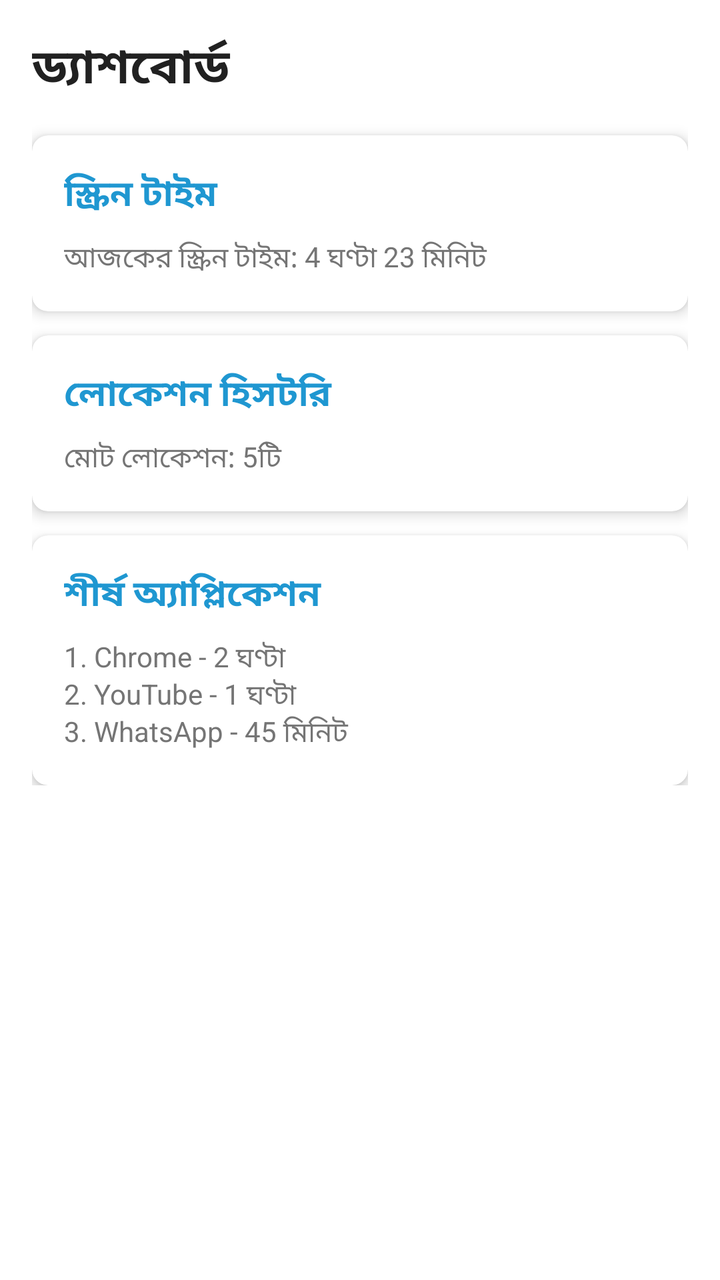
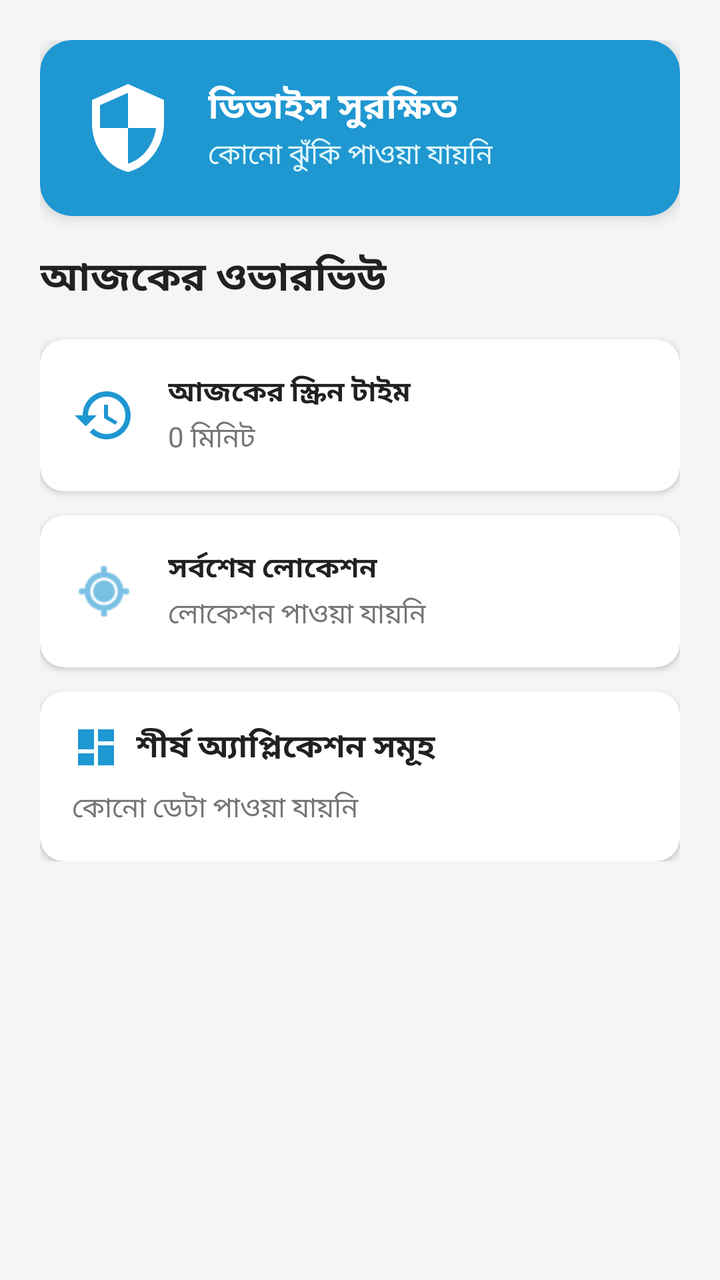

Screens rendered from an Android XML layout before and after an edit, with the pre-edit source and the edit as a unified diff.
<!-- AndroidManifest.xml: application theme Theme.SecurityGuard -->
<!-- res/layout/fragment_dashboard.xml -->
<?xml version="1.0" encoding="utf-8"?>
<ScrollView xmlns:android="http://schemas.android.com/apk/res/android"
    xmlns:app="http://schemas.android.com/apk/res-auto"
    android:layout_width="match_parent"
    android:layout_height="match_parent">

    <LinearLayout
        android:layout_width="match_parent"
        android:layout_height="wrap_content"
        android:orientation="vertical"
        android:padding="16dp">

        <TextView
            android:id="@+id/dashboard_title"
            android:layout_width="match_parent"
            android:layout_height="wrap_content"
            android:text="ড্যাশবোর্ড"
            android:textSize="24sp"
            android:textStyle="bold"
            android:textColor="@color/text_primary"
            android:paddingBottom="16dp" />

        <com.google.android.material.card.MaterialCardView
            android:id="@+id/screen_time_card"
            android:layout_width="match_parent"
            android:layout_height="wrap_content"
            android:layout_marginBottom="12dp"
            app:cardCornerRadius="8dp"
            app:cardElevation="4dp">

            <LinearLayout
                android:layout_width="match_parent"
                android:layout_height="wrap_content"
                android:orientation="vertical"
                android:padding="16dp">

                <TextView
                    android:layout_width="match_parent"
                    android:layout_height="wrap_content"
                    android:text="স্ক্রিন টাইম"
                    android:textSize="18sp"
                    android:textStyle="bold"
                    android:textColor="@color/primary_color" />

                <TextView
                    android:layout_width="match_parent"
                    android:layout_height="wrap_content"
                    android:text="আজকের স্ক্রিন টাইম: 4 ঘণ্টা 23 মিনিট"
                    android:textSize="14sp"
                    android:textColor="@color/text_secondary"
                    android:paddingTop="8dp" />

            </LinearLayout>
        </com.google.android.material.card.MaterialCardView>

        <com.google.android.material.card.MaterialCardView
            android:id="@+id/location_card"
            android:layout_width="match_parent"
            android:layout_height="wrap_content"
            android:layout_marginBottom="12dp"
            app:cardCornerRadius="8dp"
            app:cardElevation="4dp">

            <LinearLayout
                android:layout_width="match_parent"
                android:layout_height="wrap_content"
                android:orientation="vertical"
                android:padding="16dp">

                <TextView
                    android:layout_width="match_parent"
                    android:layout_height="wrap_content"
                    android:text="লোকেশন হিসটরি"
                    android:textSize="18sp"
                    android:textStyle="bold"
                    android:textColor="@color/primary_color" />

                <TextView
                    android:layout_width="match_parent"
                    android:layout_height="wrap_content"
                    android:text="মোট লোকেশন: 5টি"
                    android:textSize="14sp"
                    android:textColor="@color/text_secondary"
                    android:paddingTop="8dp" />

            </LinearLayout>
        </com.google.android.material.card.MaterialCardView>

        <com.google.android.material.card.MaterialCardView
            android:id="@+id/app_usage_card"
            android:layout_width="match_parent"
            android:layout_height="wrap_content"
            app:cardCornerRadius="8dp"
            app:cardElevation="4dp">

            <LinearLayout
                android:layout_width="match_parent"
                android:layout_height="wrap_content"
                android:orientation="vertical"
                android:padding="16dp">

                <TextView
                    android:layout_width="match_parent"
                    android:layout_height="wrap_content"
                    android:text="শীর্ষ অ্যাপ্লিকেশন"
                    android:textSize="18sp"
                    android:textStyle="bold"
                    android:textColor="@color/primary_color" />

                <TextView
                    android:layout_width="match_parent"
                    android:layout_height="wrap_content"
                    android:text="1. Chrome - 2 ঘণ্টা\n2. YouTube - 1 ঘণ্টা\n3. WhatsApp - 45 মিনিট"
                    android:textSize="14sp"
                    android:textColor="@color/text_secondary"
                    android:paddingTop="8dp" />

            </LinearLayout>
        </com.google.android.material.card.MaterialCardView>

    </LinearLayout>
</ScrollView>
<!-- resources referenced by this layout -->
<resources>
  <color name="primary_color">#1F97D1</color>
  <color name="text_primary">#212121</color>
  <color name="text_secondary">#757575</color>
  <style name="Theme.SecurityGuard" parent="Theme.MaterialComponents.DayNight.NoActionBar">
          <item name="colorPrimary">@color/primary_color</item>
          <item name="colorPrimaryVariant">@color/primary_dark_color</item>
          <item name="colorSecondary">@color/secondary_color</item>
          <item name="colorSecondaryVariant">@color/secondary_dark_color</item>
          <item name="colorError">@color/error_color</item>
          <item name="colorOnPrimary">@color/white</item>
          <item name="colorOnSecondary">@color/white</item>
          <item name="colorOnError">@color/white</item>
          <item name="android:statusBarColor">@color/primary_color</item>
      </style>
  <color name="primary_dark_color">#0D5A8F</color>
  <color name="secondary_color">#26A69A</color>
  <color name="secondary_dark_color">#1B7A73</color>
  <color name="error_color">#D32F2F</color>
  <color name="white">#FFFFFF</color>
</resources>

<!-- the commit's change to res/layout/fragment_dashboard.xml (unified diff, before → after) -->
@@ -2,119 +2,193 @@
 <ScrollView xmlns:android="http://schemas.android.com/apk/res/android"
     xmlns:app="http://schemas.android.com/apk/res-auto"
     android:layout_width="match_parent"
-    android:layout_height="match_parent">
+    android:layout_height="match_parent"
+    android:background="@color/gray_light">
 
     <LinearLayout
         android:layout_width="match_parent"
         android:layout_height="wrap_content"
         android:orientation="vertical"
-        android:padding="16dp">
+        android:padding="20dp">
+
+        
+        <com.google.android.material.card.MaterialCardView
+            android:layout_width="match_parent"
+            android:layout_height="wrap_content"
+            android:layout_marginBottom="16dp"
+            app:cardCornerRadius="16dp"
+            app:cardBackgroundColor="@color/primary_color"
+            app:cardElevation="4dp">
+            <LinearLayout
+                android:layout_width="match_parent"
+                android:layout_height="wrap_content"
+                android:orientation="horizontal"
+                android:padding="20dp"
+                android:gravity="center_vertical">
+                <ImageView
+                    android:layout_width="48dp"
+                    android:layout_height="48dp"
+                    android:src="@drawable/ic_security"
+                    app:tint="@color/white" />
+                <LinearLayout
+                    android:layout_width="wrap_content"
+                    android:layout_height="wrap_content"
+                    android:orientation="vertical"
+                    android:layout_marginStart="16dp">
+                    <TextView
+                        android:layout_width="wrap_content"
+                        android:layout_height="wrap_content"
+                        android:text="ডিভাইস সুরক্ষিত"
+                        android:textSize="18sp"
+                        android:textStyle="bold"
+                        android:textColor="@color/white" />
+                    <TextView
+                        android:id="@+id/tv_security_status"
+                        android:layout_width="wrap_content"
+                        android:layout_height="wrap_content"
+                        android:text="কোনো ঝুঁকি পাওয়া যায়নি"
+                        android:textSize="14sp"
+                        android:textColor="#E0F7FA" />
+                </LinearLayout>
+            </LinearLayout>
+        </com.google.android.material.card.MaterialCardView>
 
         <TextView
             android:id="@+id/dashboard_title"
             android:layout_width="match_parent"
             android:layout_height="wrap_content"
-            android:text="ড্যাশবোর্ড"
-            android:textSize="24sp"
+            android:text="আজকের ওভারভিউ"
+            android:textSize="20sp"
             android:textStyle="bold"
             android:textColor="@color/text_primary"
-            android:paddingBottom="16dp" />
+            android:layout_marginBottom="16dp" />
 
+        
         <com.google.android.material.card.MaterialCardView
             android:id="@+id/screen_time_card"
             android:layout_width="match_parent"
             android:layout_height="wrap_content"
             android:layout_marginBottom="12dp"
-            app:cardCornerRadius="8dp"
-            app:cardElevation="4dp">
+            app:cardCornerRadius="12dp"
+            app:cardElevation="2dp">
+            <LinearLayout
+                android:layout_width="match_parent"
+                android:layout_height="wrap_content"
+                android:orientation="horizontal"
+                android:padding="16dp"
+                android:gravity="center_vertical">
+                <ImageView
+                    android:layout_width="32dp"
+                    android:layout_height="32dp"
+                    android:src="@drawable/ic_activity"
+                    app:tint="@color/primary_color" />
+                <LinearLayout
+                    android:layout_width="0dp"
+                    android:layout_height="wrap_content"
+                    android:layout_weight="1"
+                    android:layout_marginStart="16dp"
+                    android:orientation="vertical">
+                    <TextView
+                        android:layout_width="wrap_content"
+                        android:layout_height="wrap_content"
+                        android:text="আজকের স্ক্রিন টাইম"
+                        android:textStyle="bold"
+                        android:textColor="@color/text_primary" />
+                    <TextView
+                        android:id="@+id/tv_screen_time_value"
+                        android:layout_width="wrap_content"
+                        android:layout_height="wrap_content"
+                        android:text="0 মিনিট"
+                        android:textSize="14sp"
+                        android:textColor="@color/text_secondary"
+                        android:layout_marginTop="2dp" />
+                </LinearLayout>
+            </LinearLayout>
+        </com.google.android.material.card.MaterialCardView>
 
+        
+        <com.google.android.material.card.MaterialCardView
+            android:id="@+id/location_card"
+            android:layout_width="match_parent"
+            android:layout_height="wrap_content"
+            android:layout_marginBottom="12dp"
+            app:cardCornerRadius="12dp"
+            app:cardElevation="2dp">
+            <LinearLayout
+                android:layout_width="match_parent"
+                android:layout_height="wrap_content"
+                android:orientation="horizontal"
+                android:padding="16dp"
+                android:gravity="center_vertical">
+                <ImageView
+                    android:layout_width="32dp"
+                    android:layout_height="32dp"
+                    android:src="@android:drawable/ic_menu_mylocation"
+                    app:tint="@color/primary_color" />
+                <LinearLayout
+                    android:layout_width="0dp"
+                    android:layout_height="wrap_content"
+                    android:layout_weight="1"
+                    android:layout_marginStart="16dp"
+                    android:orientation="vertical">
+                    <TextView
+                        android:layout_width="wrap_content"
+                        android:layout_height="wrap_content"
+                        android:text="সর্বশেষ লোকেশন"
+                        android:textStyle="bold"
+                        android:textColor="@color/text_primary" />
+                    <TextView
+                        android:id="@+id/tv_location_value"
+                        android:layout_width="wrap_content"
+                        android:layout_height="wrap_content"
+                        android:text="লোকেশন পাওয়া যায়নি"
+                        android:textSize="14sp"
+                        android:textColor="@color/text_secondary"
+                        android:layout_marginTop="2dp" />
+                </LinearLayout>
+            </LinearLayout>
+        </com.google.android.material.card.MaterialCardView>
+
+        
+        <com.google.android.material.card.MaterialCardView
+            android:id="@+id/app_usage_card"
+            android:layout_width="match_parent"
+            android:layout_height="wrap_content"
+            app:cardCornerRadius="12dp"
+            app:cardElevation="2dp">
             <LinearLayout
                 android:layout_width="match_parent"
                 android:layout_height="wrap_content"
                 android:orientation="vertical"
                 android:padding="16dp">
-
-                <TextView
+                <LinearLayout
                     android:layout_width="match_parent"
                     android:layout_height="wrap_content"
-                    android:text="স্ক্রিন টাইম"
-                    android:textSize="18sp"
-                    android:textStyle="bold"
-                    android:textColor="@color/primary_color" />
-
+                    android:orientation="horizontal"
+                    android:gravity="center_vertical"
+                    android:layout_marginBottom="8dp">
+                    <ImageView
+                        android:layout_width="24dp"
+                        android:layout_height="24dp"
+                        android:src="@drawable/ic_dashboard"
+                        app:tint="@color/primary_color" />
+                    <TextView
+                        android:layout_width="wrap_content"
+                        android:layout_height="wrap_content"
+                        android:layout_marginStart="8dp"
+                        android:text="শীর্ষ অ্যাপ্লিকেশন সমূহ"
+                        android:textStyle="bold"
+                        android:textColor="@color/text_primary"
+                        android:textSize="16sp" />
+                </LinearLayout>
                 <TextView
+                    android:id="@+id/tv_top_apps_value"
                     android:layout_width="match_parent"
                     android:layout_height="wrap_content"
-                    android:text="আজকের স্ক্রিন টাইম: 4 ঘণ্টা 23 মিনিট"
+                    android:text="কোনো ডেটা পাওয়া যায়নি"
                     android:textSize="14sp"
                     android:textColor="@color/text_secondary"
-                    android:paddingTop="8dp" />
-
-            </LinearLayout>
-        </com.google.android.material.card.MaterialCardView>
-
-        <com.google.android.material.card.MaterialCardView
-            android:id="@+id/location_card"
-            android:layout_width="match_parent"
-            android:layout_height="wrap_content"
-            android:layout_marginBottom="12dp"
-            app:cardCornerRadius="8dp"
-            app:cardElevation="4dp">
-
-            <LinearLayout
-                android:layout_width="match_parent"
-                android:layout_height="wrap_content"
-                android:orientation="vertical"
-                android:padding="16dp">
-
-                <TextView
-                    android:layout_width="match_parent"
-                    android:layout_height="wrap_content"
-                    android:text="লোকেশন হিসটরি"
-                    android:textSize="18sp"
-                    android:textStyle="bold"
-                    android:textColor="@color/primary_color" />
-
-                <TextView
-                    android:layout_width="match_parent"
-                    android:layout_height="wrap_content"
-                    android:text="মোট লোকেশন: 5টি"
-                    android:textSize="14sp"
-                    android:textColor="@color/text_secondary"
-                    android:paddingTop="8dp" />
-
-            </LinearLayout>
-        </com.google.android.material.card.MaterialCardView>
-
-        <com.google.android.material.card.MaterialCardView
-            android:id="@+id/app_usage_card"
-            android:layout_width="match_parent"
-            android:layout_height="wrap_content"
-            app:cardCornerRadius="8dp"
-            app:cardElevation="4dp">
-
-            <LinearLayout
-                android:layout_width="match_parent"
-                android:layout_height="wrap_content"
-                android:orientation="vertical"
-                android:padding="16dp">
-
-                <TextView
-                    android:layout_width="match_parent"
-                    android:layout_height="wrap_content"
-                    android:text="শীর্ষ অ্যাপ্লিকেশন"
-                    android:textSize="18sp"
-                    android:textStyle="bold"
-                    android:textColor="@color/primary_color" />
-
-                <TextView
-                    android:layout_width="match_parent"
-                    android:layout_height="wrap_content"
-                    android:text="1. Chrome - 2 ঘণ্টা\n2. YouTube - 1 ঘণ্টা\n3. WhatsApp - 45 মিনিট"
-                    android:textSize="14sp"
-                    android:textColor="@color/text_secondary"
-                    android:paddingTop="8dp" />
-
+                    android:lineSpacingExtra="4dp" />
             </LinearLayout>
         </com.google.android.material.card.MaterialCardView>
 
<!-- resource entries referenced after the edit -->
@@ -1,5 +1,6 @@
 <!-- resources referenced by this layout -->
 <resources>
+  <color name="gray_light">#F5F5F5</color>
   <color name="primary_color">#1F97D1</color>
   <color name="text_primary">#212121</color>
   <color name="text_secondary">#757575</color>
@@ -19,5 +20,38 @@
   <color name="secondary_dark_color">#1B7A73</color>
   <color name="error_color">#D32F2F</color>
   <color name="white">#FFFFFF</color>
+  <!-- drawable ic_activity (drawable) -->
+  <?xml version="1.0" encoding="utf-8"?>
+  <vector xmlns:android="http://schemas.android.com/apk/res/android"
+      android:width="24dp"
+      android:height="24dp"
+      android:viewportWidth="24"
+      android:viewportHeight="24">
+      <path
+          android:fillColor="#FF000000"
+          android:pathData="M13,3c-4.97,0-9,4.03-9,9H1l3.89,3.89c.07.08.15.11.24.11.1,0,.18-.03.25-.11L9.27,12H6c0-3.87,3.13-7,7-7s7,3.13,7,7-3.13,7-7,7c-1.93,0-3.68-.79-4.94-2.06l-1.42,1.42C8.27,19.99,10.51,21,13,21c4.97,0,9-4.03,9-9s-4.03-9-9-9zm-1,5v5l4.28,2.54.72-1.21-3.5-2.08V8h-1.5z"/>
+  </vector>
+  <!-- drawable ic_dashboard (drawable) -->
+  <?xml version="1.0" encoding="utf-8"?>
+  <vector xmlns:android="http://schemas.android.com/apk/res/android"
+      android:width="24dp"
+      android:height="24dp"
+      android:viewportWidth="24"
+      android:viewportHeight="24">
+      <path
+          android:fillColor="#FF000000"
+          android:pathData="M3,13h8V3H3v10zm0,8h8v-6H3v6zm10,0h8V11h-8v10zm0-18v6h8V3h-8z"/>
+  </vector>
+  <!-- drawable ic_security (drawable) -->
+  <?xml version="1.0" encoding="utf-8"?>
+  <vector xmlns:android="http://schemas.android.com/apk/res/android"
+      android:width="24dp"
+      android:height="24dp"
+      android:viewportWidth="24"
+      android:viewportHeight="24">
+      <path
+          android:fillColor="#FF000000"
+          android:pathData="M12,1L3,5v6c0,5.55,3.84,10.74,9,12c5.16-1.26,9-6.45,9-12V5l-9-4zm0,10.99h7c-.53,4.12-3.28,7.79-7,8.94V12H5V6.3l7-3.11v8.8z"/>
+  </vector>
 </resources>
 
